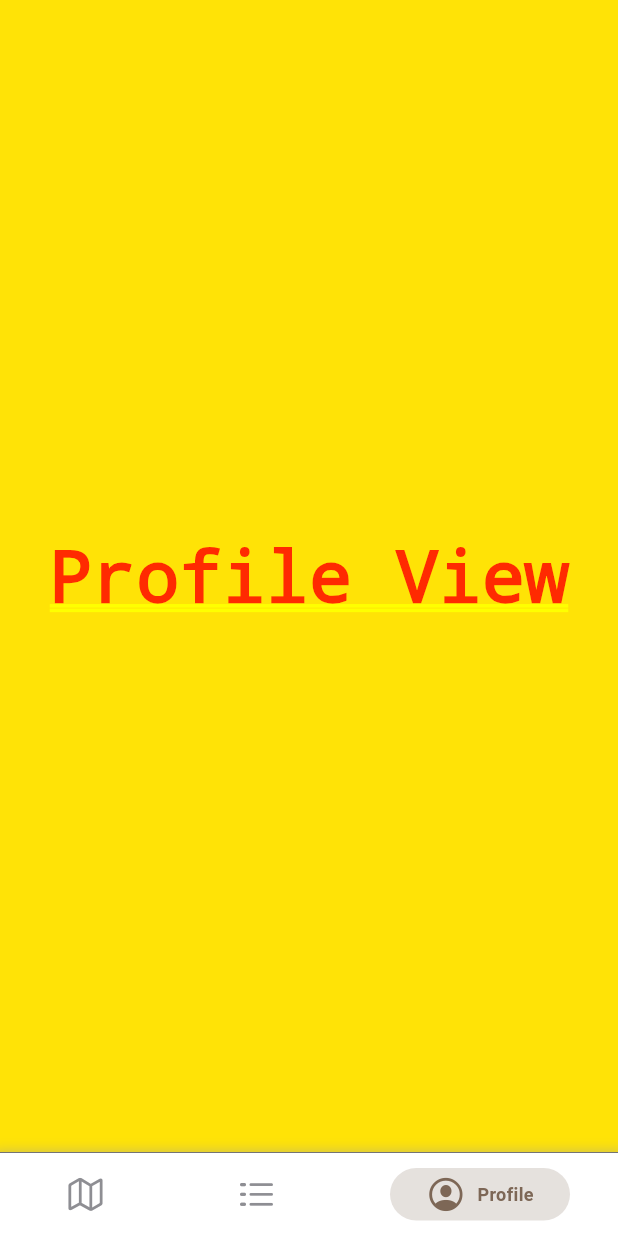
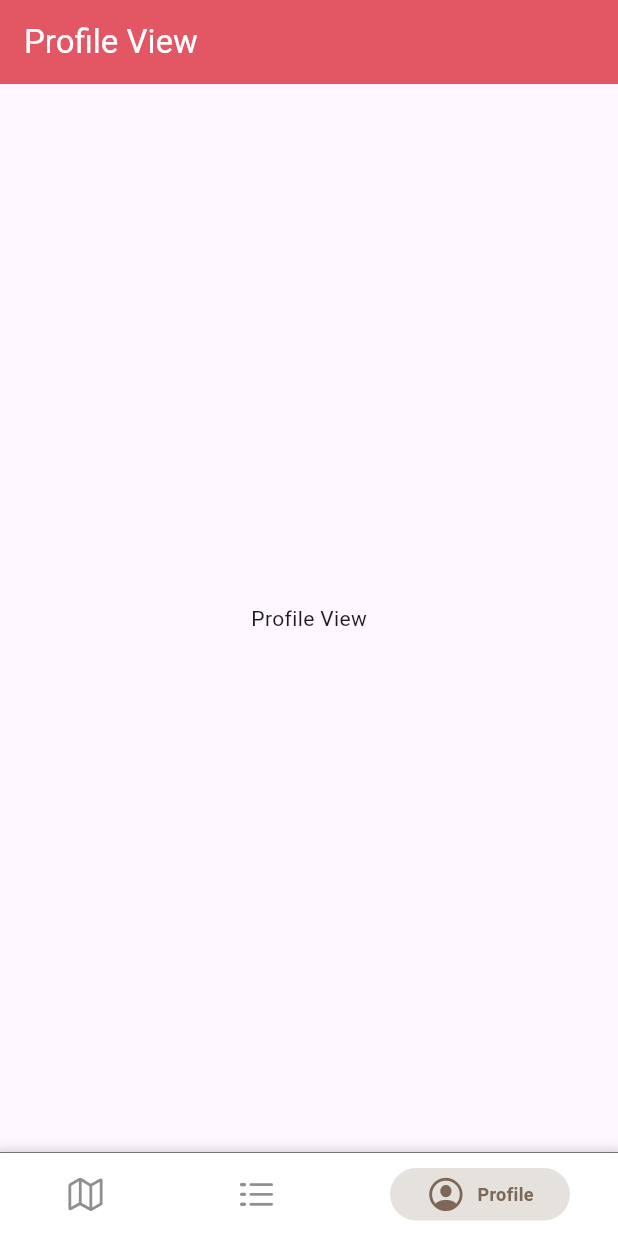
Before and after one commit to davhumich/liquor_locate2, a Flutter app: the screen it shows after launch, item 3 of the bottom bar chosen, on a phone screen of 412 x 824 dp. Run offline on Flutter 3.47's test engine with Material 3 defaults, Android fonts, the phone set to English and light mode, and no system bars; drawn by our look-alikes of persistent_bottom_nav_bar; our stand-ins replace anim_search_bar, flutter_custom_clippers, flutter_rating_bar, google_fonts, google_maps_flutter, material_floating_search_bar_2; Roboto replaces fonts that are missing (Kanit).

Commit message:
Small fixes.

```diff
--- a/lib/ProfileView/profile_view.dart
+++ b/lib/ProfileView/profile_view.dart
@@ -22,9 +22,16 @@ class _ProfileView extends State<ProfileView> {
   // This is the actual widget that creates the interface
   @override
   Widget build(BuildContext context) {
-    return Container(
-      color: const Color(0xFFFFE306),
-      child: const Center(
+    return Scaffold(
+      appBar: AppBar(
+        title: const Text(
+          "Profile View",
+          style: TextStyle(color: Colors.white),
+        ),
+        elevation: 3,
+        backgroundColor: const Color.fromARGB(255, 236, 87, 95),
+      ),
+      body: const Center(
         child: Text("Profile View"),
       ),
     );
```
Also changed, not shown: lib/StoreViews/condensed_store_view.dart (+16 -3 lines), lib/StoreViews/expanded_store_view.dart (+10 -3 lines).
